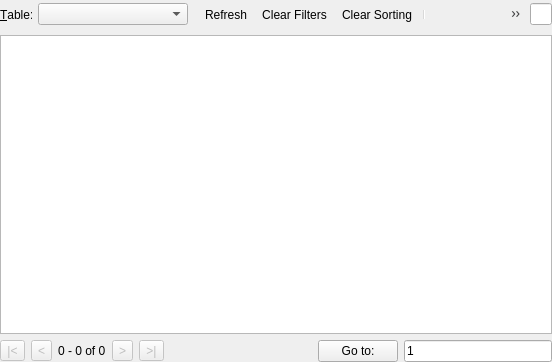
Before: the Qt Designer form src/TableBrowser.ui in sqlitebrowser/sqlitebrowser, drawn with Qt 5.
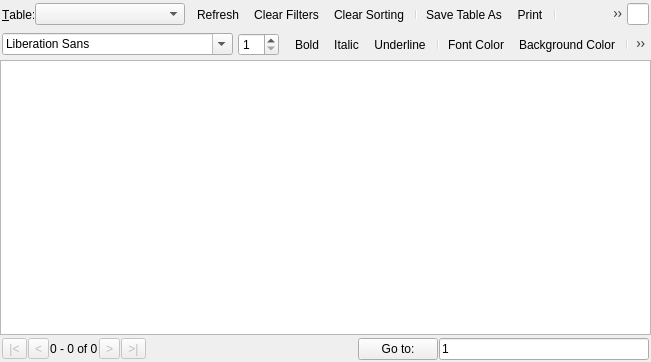
After: the same form once the commit is applied. Icons and pictures are not drawn. Custom widgets are drawn as their Qt base class.

Commit message:
Added toolbar for direct formatting of columns in Data Browser
The new toolbar is hidden by default and can be toggled using a button in
the main Data Browser toolbar. Margins and spacing have been updated to
improve appearance of the two toolbars.

These tool buttons apply the format to the columns which are contained in
the selection. This is done by updating or adding a new condition-less
format to the list of conditional formats of those columns.

New style icons from the Silk icon set. Changed existent ones for
coherence.

See issue #1976.

The edit to the form file:
```diff
--- a/src/TableBrowser.ui
+++ b/src/TableBrowser.ui
@@ -6,7 +6,7 @@
    <rect>
     <x>0</x>
     <y>0</y>
-    <width>552</width>
+    <width>651</width>
     <height>362</height>
    </rect>
   </property>
@@ -14,6 +14,9 @@
    <string>Browse Data</string>
   </property>
   <layout class="QVBoxLayout" name="verticalLayout_2">
+   <property name="spacing">
+    <number>1</number>
+   </property>
    <property name="leftMargin">
     <number>0</number>
    </property>
@@ -28,6 +31,12 @@
    </property>
    <item>
     <layout class="QHBoxLayout" name="horizontalLayout">
+     <property name="leftMargin">
+      <number>2</number>
+     </property>
+     <property name="rightMargin">
+      <number>2</number>
+     </property>
      <item>
       <widget class="QLabel" name="label">
        <property name="text">
@@ -74,6 +83,8 @@
        <addaction name="separator"/>
        <addaction name="actionNewRecord"/>
        <addaction name="actionDeleteRecord"/>
+       <addaction name="separator"/>
+       <addaction name="actionToggleFormatToolbar"/>
       </widget>
      </item>
      <item>
@@ -97,6 +108,64 @@
      </item>
     </layout>
    </item>
+   <item>
+    <widget class="QFrame" name="formatFrame">
+     <layout class="QHBoxLayout" name="horizontalLayoutFormat">
+      <property name="spacing">
+       <number>5</number>
+      </property>
+      <property name="leftMargin">
+       <number>2</number>
+      </property>
+      <property name="topMargin">
+       <number>0</number>
+      </property>
+      <property name="rightMargin">
+       <number>2</number>
+      </property>
+      <property name="bottomMargin">
+       <number>0</number>
+      </property>
+      <item>
+       <widget class="QFontComboBox" name="fontComboBox"/>
+      </item>
+      <item>
+       <widget class="QSpinBox" name="fontSizeBox">
+        <property name="maximumSize">
+         <size>
+          <width>50</width>
+          <height>16777215</height>
+         </size>
+        </property>
+        <property name="minimum">
+         <number>1</number>
+        </property>
+       </widget>
+      </item>
+      <item>
+       <widget class="QToolBar" name="formatToolbar">
+        <property name="toolButtonStyle">
+         <enum>Qt::ToolButtonIconOnly</enum>
+        </property>
+        <addaction name="actionBold"/>
+        <addaction name="actionItalic"/>
+        <addaction name="actionUnderline"/>
+        <addaction name="separator"/>
+        <addaction name="actionFontColor"/>
+        <addaction name="actionBackgroundColor"/>
+        <addaction name="separator"/>
+        <addaction name="actionLeftAlign"/>
+        <addaction name="actionCenter"/>
+        <addaction name="actionRightAlign"/>
+        <addaction name="actionJustify"/>
+        <addaction name="separator"/>
+        <addaction name="actionEditCondFormats"/>
+        <addaction name="actionClearFormat"/>
+       </widget>
+      </item>
+     </layout>
+    </widget>
+   </item>
    <item>
     <widget class="ExtendedTableWidget" name="dataTable">
      <property name="acceptDrops">
@@ -127,6 +196,18 @@
    </item>
    <item>
     <layout class="QHBoxLayout" name="horizontalLayout_2">
+     <property name="leftMargin">
+      <number>2</number>
+     </property>
+     <property name="topMargin">
+      <number>2</number>
+     </property>
+     <property name="rightMargin">
+      <number>2</number>
+     </property>
+     <property name="bottomMargin">
+      <number>2</number>
+     </property>
      <item>
       <widget class="QToolButton" name="buttonBegin">
        <property name="enabled">
@@ -507,6 +588,186 @@
     <enum>Qt::WidgetShortcut</enum>
    </property>
   </action>
+  <action name="actionBold">
+   <property name="checkable">
+    <bool>true</bool>
+   </property>
+   <property name="icon">
+    <iconset resource="icons/icons.qrc">
+     <normaloff>:/icons/text_bold.png</normaloff>:/icons/text_bold.png</iconset>
+   </property>
+   <property name="text">
+    <string>Bold</string>
+   </property>
+   <property name="toolTip">
+    <string>Bold</string>
+   </property>
+   <property name="shortcut">
+    <string>Ctrl+B</string>
+   </property>
+  </action>
+  <action name="actionItalic">
+   <property name="checkable">
+    <bool>true</bool>
+   </property>
+   <property name="icon">
+    <iconset resource="icons/icons.qrc">
+     <normaloff>:/icons/text_italic.png</normaloff>:/icons/text_italic.png</iconset>
+   </property>
+   <property name="text">
+    <string>Italic</string>
+   </property>
+   <property name="toolTip">
+    <string>Italic</string>
+   </property>
+  </action>
+  <action name="actionUnderline">
+   <property name="checkable">
+    <bool>true</bool>
+   </property>
+   <property name="icon">
+    <iconset resource="icons/icons.qrc">
+     <normaloff>:/icons/text_underline.png</normaloff>:/icons/text_underline.png</iconset>
+   </property>
+   <property name="text">
+    <string>Underline</string>
+   </property>
+   <property name="toolTip">
+    <string>Underline</string>
+   </property>
+   <property name="shortcut">
+    <string>Ctrl+U</string>
+   </property>
+  </action>
+  <action name="actionRightAlign">
+   <property name="checkable">
+    <bool>true</bool>
+   </property>
+   <property name="icon">
+    <iconset resource="icons/icons.qrc">
+     <normaloff>:/icons/text_align_right.png</normaloff>:/icons/text_align_right.png</iconset>
+   </property>
+   <property name="text">
+    <string>Align Right</string>
+   </property>
+   <property name="toolTip">
+    <string>Align Right</string>
+   </property>
+  </action>
+  <action name="actionLeftAlign">
+   <property name="checkable">
+    <bool>true</bool>
+   </property>
+   <property name="icon">
+    <iconset resource="icons/icons.qrc">
+     <normaloff>:/icons/text_align_left.png</normaloff>:/icons/text_align_left.png</iconset>
+   </property>
+   <property name="text">
+    <string>Align Left</string>
+   </property>
+   <property name="toolTip">
+    <string>Align Left</string>
+   </property>
+  </action>
+  <action name="actionCenter">
+   <property name="checkable">
+    <bool>true</bool>
+   </property>
+   <property name="icon">
+    <iconset resource="icons/icons.qrc">
+     <normaloff>:/icons/text_align_center.png</normaloff>:/icons/text_align_center.png</iconset>
+   </property>
+   <property name="text">
+    <string>Center Horizontally</string>
+   </property>
+   <property name="toolTip">
+    <string>Center Horizontally</string>
+   </property>
+  </action>
+  <action name="actionJustify">
+   <property name="checkable">
+    <bool>true</bool>
+   </property>
+   <property name="icon">
+    <iconset resource="icons/icons.qrc">
+     <normaloff>:/icons/text_align_justify.png</normaloff>:/icons/text_align_justify.png</iconset>
+   </property>
+   <property name="text">
+    <string>Justify</string>
+   </property>
+   <property name="toolTip">
+    <string>Justify</string>
+   </property>
+  </action>
+  <action name="actionEditCondFormats">
+   <property name="icon">
+    <iconset resource="icons/icons.qrc">
+     <normaloff>:/icons/edit_cond_formats</normaloff>:/icons/edit_cond_formats</iconset>
+   </property>
+   <property name="text">
+    <string>Edit Conditional Formats...</string>
+   </property>
+   <property name="toolTip">
+    <string>Edit Conditional Formats...</string>
+   </property>
+  </action>
+  <action name="actionClearFormat">
+   <property name="icon">
+    <iconset resource="icons/icons.qrc">
+     <normaloff>:/icons/clear_cond_formats</normaloff>:/icons/clear_cond_formats</iconset>
+   </property>
+   <property name="text">
+    <string>Clear Format</string>
+   </property>
+   <property name="toolTip">
+    <string>Clear All Conditional Formats</string>
+   </property>
+  </action>
+  <action name="actionFontColor">
+   <property name="icon">
+    <iconset resource="icons/icons.qrc">
+     <normaloff>:/icons/foreground_color</normaloff>:/icons/foreground_color</iconset>
+   </property>
+   <property name="text">
+    <string>Font Color</string>
+   </property>
+   <property name="toolTip">
+    <string>Font Color</string>
+   </property>
+  </action>
+  <action name="actionBackgroundColor">
+   <property name="icon">
+    <iconset resource="icons/icons.qrc">
+     <normaloff>:/icons/background_color</normaloff>:/icons/background_color</iconset>
+   </property>
+   <property name="text">
+    <string>Background Color</string>
+   </property>
+   <property name="toolTip">
+    <string>Background Color</string>
+   </property>
+  </action>
+  <action name="actionToggleFormatToolbar">
+   <property name="checkable">
+    <bool>true</bool>
+   </property>
+   <property name="icon">
+    <iconset resource="icons/icons.qrc">
+     <normaloff>:/icons/cond_formats</normaloff>:/icons/cond_formats</iconset>
+   </property>
+   <property name="text">
+    <string>Toggle Format Toolbar</string>
+   </property>
+   <property name="toolTip">
+    <string>Show/hide format toolbar</string>
+   </property>
+   <property name="statusTip">
+    <string>This button shows or hides the formatting toolbar of the Data Browser</string>
+   </property>
+   <property name="whatsThis">
+    <string>This button shows or hides the formatting toolbar of the Data Browser</string>
+   </property>
+  </action>
  </widget>
  <customwidgets>
   <customwidget>
```
The commit also changes 19 other files.
